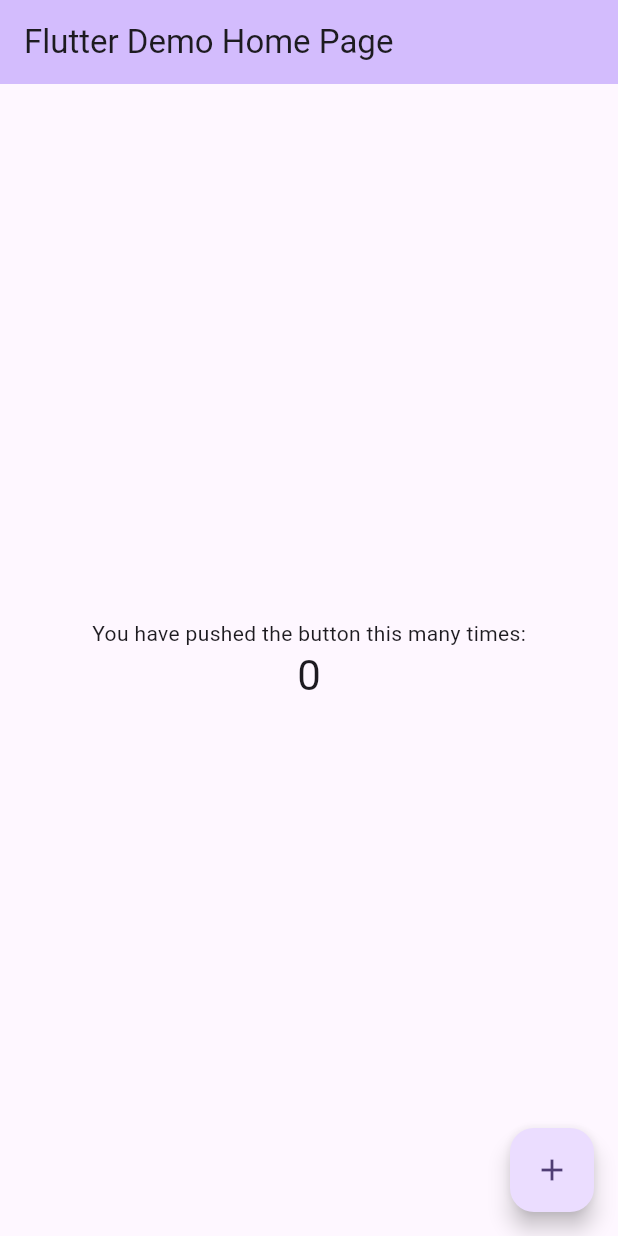
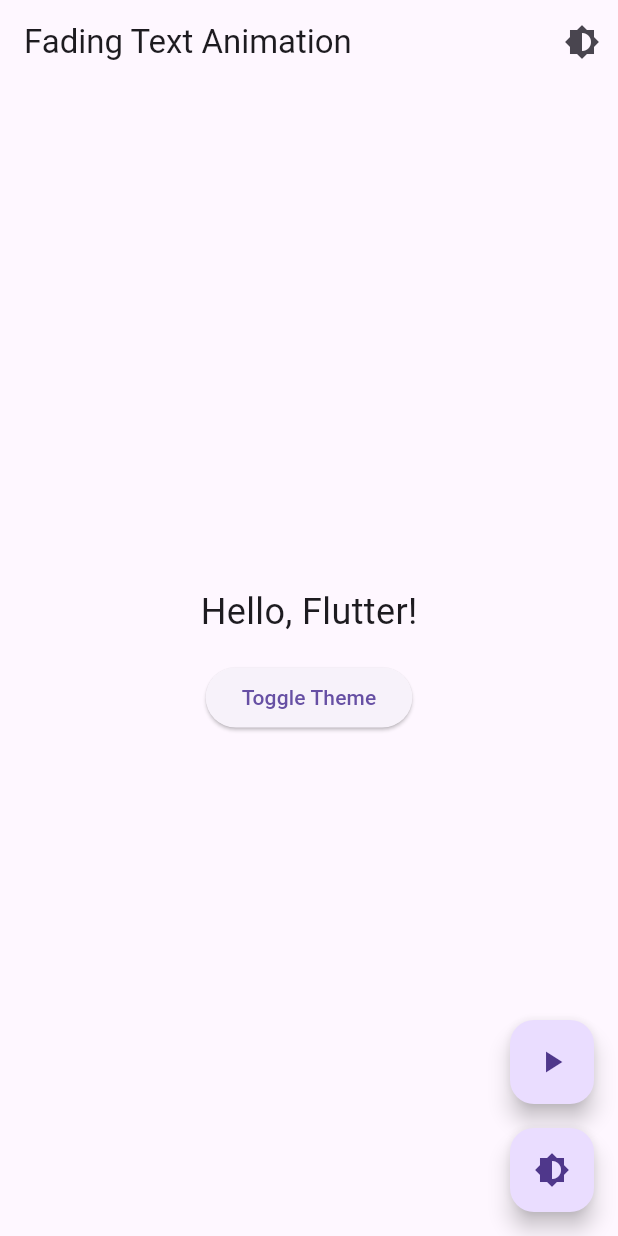
Before and after one commit to NovaAlvrx/MAD-Activity-8, a Flutter app: the screen it shows after launch, on a phone screen of 412 x 824 dp. Run offline on Flutter 3.47's test engine with Material 3 defaults, Android fonts, the light colour scheme and no system bars.

Commit message:
Theme Change

```diff
--- a/lib/main.dart
+++ b/lib/main.dart
@@ -1,122 +1,123 @@
 import 'package:flutter/material.dart';
 
+
+//------ Main Entry Point of the App -------
 void main() {
-  runApp(const MyApp());
+  runApp(MyApp());
 }
 
-class MyApp extends StatelessWidget {
-  const MyApp({super.key});
 
-  // This widget is the root of your application.
+//------ MyApp Widget: Root of the Application -------
+class MyApp extends StatefulWidget {
+  @override
+  _MyAppState createState() => _MyAppState();
+}
+
+
+//------ _MyAppState: Manages Theme State and Builds MaterialApp -------
+class _MyAppState extends State<MyApp> {
+  // Track whether the app is currently in dark mode or not
+  bool _isDarkMode = false;
+
+  // Toggle the theme mode between light and dark
+  void _toggleTheme() {
+    setState(() {
+      _isDarkMode = !_isDarkMode; // Switch theme mode flag
+    });
+  }
+
+  // Build the MaterialApp with theme settings and home widget
   @override
   Widget build(BuildContext context) {
     return MaterialApp(
       title: 'Flutter Demo',
-      theme: ThemeData(
-        // This is the theme of your application.
-        //
-        // TRY THIS: Try running your application with "flutter run". You'll see
-        // the application has a purple toolbar. Then, without quitting the app,
-        // try changing the seedColor in the colorScheme below to Colors.green
-        // and then invoke "hot reload" (save your changes or press the "hot
-        // reload" button in a Flutter-supported IDE, or press "r" if you used
-        // the command line to start the app).
-        //
-        // Notice that the counter didn't reset back to zero; the application
-        // state is not lost during the reload. To reset the state, use hot
-        // restart instead.
-        //
-        // This works for code too, not just values: Most code changes can be
-        // tested with just a hot reload.
-        colorScheme: ColorScheme.fromSeed(seedColor: Colors.deepPurple),
+      theme: ThemeData.light(), // Light theme configuration
+      darkTheme: ThemeData.dark(), // Dark theme configuration
+      themeMode: _isDarkMode ? ThemeMode.dark : ThemeMode.light, // Apply theme based on _isDarkMode
+      home: FadingTextAnimation(
+        toggleTheme: _toggleTheme, // Pass toggle function to child widget
       ),
-      home: const MyHomePage(title: 'Flutter Demo Home Page'),
     );
   }
 }
 
-class MyHomePage extends StatefulWidget {
-  const MyHomePage({super.key, required this.title});
 
-  // This widget is the home page of your application. It is stateful, meaning
-  // that it has a State object (defined below) that contains fields that affect
-  // how it looks.
+//------ FadingTextAnimation Widget: Displays Text with Fade Animation and Theme Toggle Button -------
+class FadingTextAnimation extends StatefulWidget {
+  final VoidCallback toggleTheme; // Callback to toggle the app theme
 
-  // This class is the configuration for the state. It holds the values (in this
-  // case the title) provided by the parent (in this case the App widget) and
-  // used by the build method of the State. Fields in a Widget subclass are
-  // always marked "final".
-
-  final String title;
+  FadingTextAnimation({required this.toggleTheme});
 
   @override
-  State<MyHomePage> createState() => _MyHomePageState();
+  _FadingTextAnimationState createState() => _FadingTextAnimationState();
 }
 
-class _MyHomePageState extends State<MyHomePage> {
-  int _counter = 0;
 
-  void _incrementCounter() {
+//------ _FadingTextAnimationState: Controls Visibility Animation and UI Elements -------
+class _FadingTextAnimationState extends State<FadingTextAnimation> {
+  // Controls visibility of the text for fade animation
+  bool _isVisible = true;
+
+  // Toggle the visibility state to trigger fade animation
+  void toggleVisibility() {
     setState(() {
-      // This call to setState tells the Flutter framework that something has
-      // changed in this State, which causes it to rerun the build method below
-      // so that the display can reflect the updated values. If we changed
-      // _counter without calling setState(), then the build method would not be
-      // called again, and so nothing would appear to happen.
-      _counter++;
+      _isVisible = !_isVisible;
     });
   }
 
+  // Build the UI with animated fading text, buttons to toggle visibility and theme
   @override
   Widget build(BuildContext context) {
-    // This method is rerun every time setState is called, for instance as done
-    // by the _incrementCounter method above.
-    //
-    // The Flutter framework has been optimized to make rerunning build methods
-    // fast, so that you can just rebuild anything that needs updating rather
-    // than having to individually change instances of widgets.
     return Scaffold(
       appBar: AppBar(
-        // TRY THIS: Try changing the color here to a specific color (to
-        // Colors.amber, perhaps?) and trigger a hot reload to see the AppBar
-        // change color while the other colors stay the same.
-        backgroundColor: Theme.of(context).colorScheme.inversePrimary,
-        // Here we take the value from the MyHomePage object that was created by
-        // the App.build method, and use it to set our appbar title.
-        title: Text(widget.title),
+        title: Text('Fading Text Animation'),
+        actions: [
+          // Icon button in AppBar to toggle between light and dark themes
+          IconButton(
+            icon: Icon(Icons.brightness_6),
+            onPressed: widget.toggleTheme,
+          ),
+        ],
       ),
       body: Center(
-        // Center is a layout widget. It takes a single child and positions it
-        // in the middle of the parent.
         child: Column(
-          // Column is also a layout widget. It takes a list of children and
-          // arranges them vertically. By default, it sizes itself to fit its
-          // children horizontally, and tries to be as tall as its parent.
-          //
-          // Column has various properties to control how it sizes itself and
-          // how it positions its children. Here we use mainAxisAlignment to
-          // center the children vertically; the main axis here is the vertical
-          // axis because Columns are vertical (the cross axis would be
-          // horizontal).
-          //
-          // TRY THIS: Invoke "debug painting" (choose the "Toggle Debug Paint"
-          // action in the IDE, or press "p" in the console), to see the
-          // wireframe for each widget.
           mainAxisAlignment: MainAxisAlignment.center,
-          children: <Widget>[
-            const Text('You have pushed the button this many times:'),
-            Text(
-              '$_counter',
-              style: Theme.of(context).textTheme.headlineMedium,
+          children: [
+            // AnimatedOpacity widget to fade the text in and out based on _isVisible
+            AnimatedOpacity(
+              opacity: _isVisible ? 1.0 : 0.0,
+              duration: Duration(seconds: 1),
+              child: Text(
+                'Hello, Flutter!',
+                style: TextStyle(fontSize: 24),
+              ),
+            ),
+            SizedBox(height: 16),
+            // Elevated button to toggle the app theme (light/dark)
+            ElevatedButton(
+              onPressed: widget.toggleTheme,
+              child: Text("Toggle Theme"),
             ),
           ],
         ),
       ),
-      floatingActionButton: FloatingActionButton(
-        onPressed: _incrementCounter,
-        tooltip: 'Increment',
-        child: const Icon(Icons.add),
-      ), // This trailing comma makes auto-formatting nicer for build methods.
+      // Floating action buttons to control text animation and theme toggle
+      floatingActionButton: Column(
+        mainAxisAlignment: MainAxisAlignment.end,
+        children: [
+          // Button to start/stop the fade animation by toggling text visibility
+          FloatingActionButton(
+            onPressed: toggleVisibility,
+            child: Icon(Icons.play_arrow),
+          ),
+          SizedBox(height: 16),
+          // Button to toggle the app theme (light/dark)
+          FloatingActionButton(
+            onPressed: widget.toggleTheme,
+            child: Icon(Icons.brightness_6),
+          ),
+        ],
+      ),
     );
   }
 }
```
